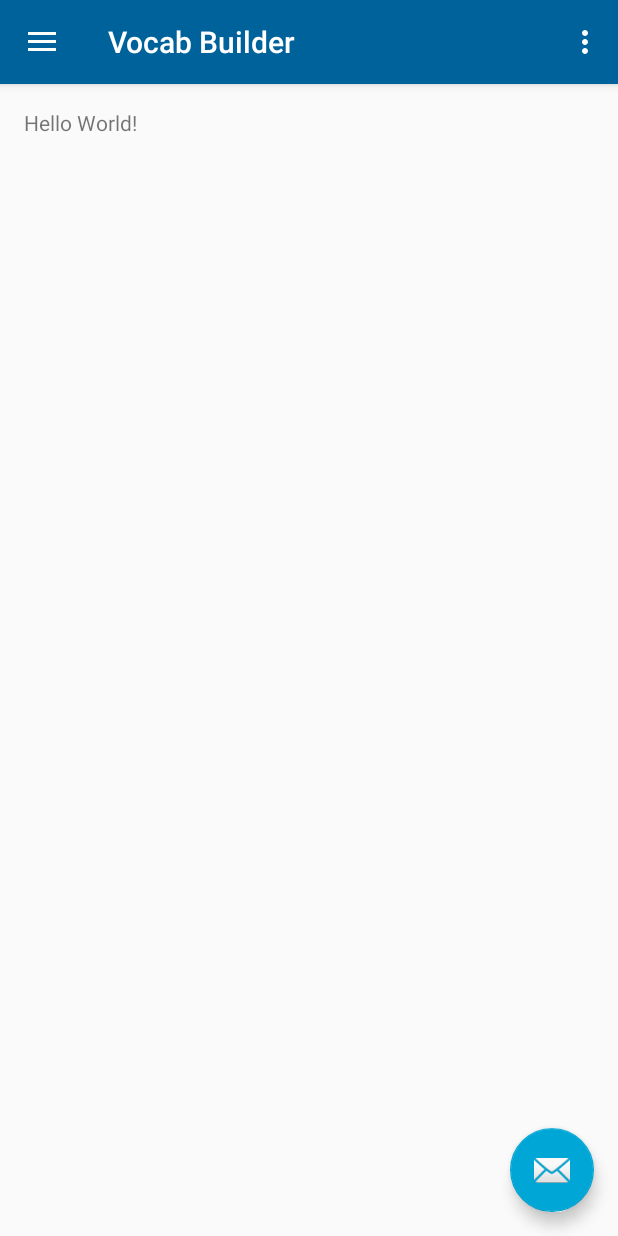
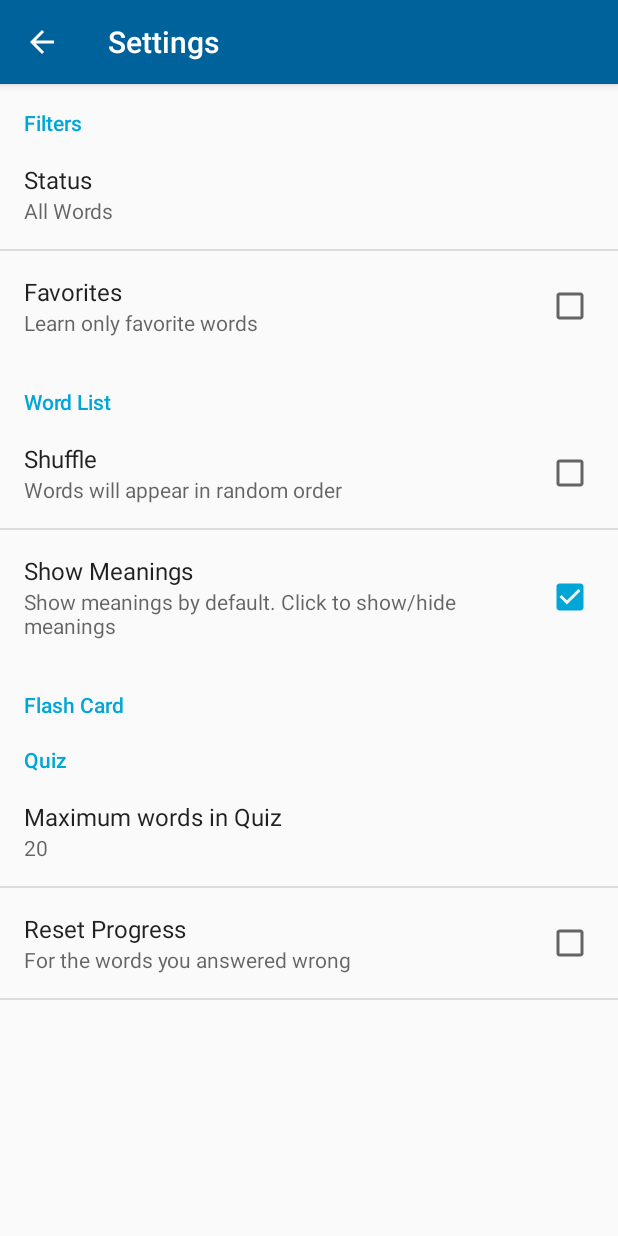
Before and after one commit to abhinav4192/VocabApp, an Android app: the screen it shows after launch (MainActivity before the commit, SettingsActivity after it), in the options menu, after a tap on "Settings", on a phone screen of 412 x 824 dp. Run offline under Robolectric (Android 15) with nearby library versions, the phone set to English and light mode, and no system bars.

Commit message:
Created Settings Activity

```diff
--- a/app/build.gradle
+++ b/app/build.gradle
@@ -24,4 +24,5 @@ dependencies {
     testCompile 'junit:junit:4.12'
     compile 'com.android.support:appcompat-v7:23.1.1'
     compile 'com.android.support:design:23.1.1'
+    compile 'com.android.support:support-v4:23.1.1'
 }
--- /dev/null
+++ b/app/src/main/java/fightingpit/vocabBuilder/AppCompatPreferenceActivity.java
@@ -0,0 +1,109 @@
+package fightingpit.vocabBuilder;
+
+import android.content.res.Configuration;
+import android.os.Bundle;
+import android.preference.PreferenceActivity;
+import android.support.annotation.LayoutRes;
+import android.support.annotation.Nullable;
+import android.support.v7.app.ActionBar;
+import android.support.v7.app.AppCompatDelegate;
+import android.support.v7.widget.Toolbar;
+import android.view.MenuInflater;
+import android.view.View;
+import android.view.ViewGroup;
+
+/**
+ * A {@link android.preference.PreferenceActivity} which implements and proxies the necessary calls
+ * to be used with AppCompat.
+ */
+public abstract class AppCompatPreferenceActivity extends PreferenceActivity {
+
+    private AppCompatDelegate mDelegate;
+
+    @Override
+    protected void onCreate(Bundle savedInstanceState) {
+        getDelegate().installViewFactory();
+        getDelegate().onCreate(savedInstanceState);
+        super.onCreate(savedInstanceState);
+    }
+
+    @Override
+    protected void onPostCreate(Bundle savedInstanceState) {
+        super.onPostCreate(savedInstanceState);
+        getDelegate().onPostCreate(savedInstanceState);
+    }
+
+    public ActionBar getSupportActionBar() {
+        return getDelegate().getSupportActionBar();
+    }
+
+    public void setSupportActionBar(@Nullable Toolbar toolbar) {
+        getDelegate().setSupportActionBar(toolbar);
+    }
+
+    @Override
+    public MenuInflater getMenuInflater() {
+        return getDelegate().getMenuInflater();
+    }
+
+    @Override
+    public void setContentView(@LayoutRes int layoutResID) {
+        getDelegate().setContentView(layoutResID);
+    }
+
+    @Override
+    public void setContentView(View view) {
+        getDelegate().setContentView(view);
+    }
+
+    @Override
+    public void setContentView(View view, ViewGroup.LayoutParams params) {
+        getDelegate().setContentView(view, params);
+    }
+
+    @Override
+    public void addContentView(View view, ViewGroup.LayoutParams params) {
+        getDelegate().addContentView(view, params);
+    }
+
+    @Override
+    protected void onPostResume() {
+        super.onPostResume();
+        getDelegate().onPostResume();
+    }
+
+    @Override
+    protected void onTitleChanged(CharSequence title, int color) {
+        super.onTitleChanged(title, color);
+        getDelegate().setTitle(title);
+    }
+
+    @Override
+    public void onConfigurationChanged(Configuration newConfig) {
+        super.onConfigurationChanged(newConfig);
+        getDelegate().onConfigurationChanged(newConfig);
+    }
+
+    @Override
+    protected void onStop() {
+        super.onStop();
+        getDelegate().onStop();
+    }
+
+    @Override
+    protected void onDestroy() {
+        super.onDestroy();
+        getDelegate().onDestroy();
+    }
+
+    public void invalidateOptionsMenu() {
+        getDelegate().invalidateOptionsMenu();
+    }
+
+    private AppCompatDelegate getDelegate() {
+        if (mDelegate == null) {
+            mDelegate = AppCompatDelegate.create(this, null);
+        }
+        return mDelegate;
+    }
+}
--- a/app/src/main/java/fightingpit/vocabBuilder/Engine/SettingManager.java
+++ b/app/src/main/java/fightingpit/vocabBuilder/Engine/SettingManager.java
@@ -46,14 +46,14 @@ public class SettingManager {
     // Sort Methods.
 
     /**
-     * @return true is sorting is alphabetical.
+     * @return true if sorting is alphabetical.
      */
     public boolean sortIsAlphabetical() {
         return mSharedPref.getBoolean(ALPHA_OR_SHUFFLE, true);
     }
 
     /**
-     * @return true is sorting is shuffled.
+     * @return true if sorting is shuffled.
      */
     public boolean sortIsShuffled() {
         return !sortIsAlphabetical();
@@ -64,6 +64,7 @@ public class SettingManager {
      */
     public void sortSetAlphabetical() {
         mEditor.putBoolean(ALPHA_OR_SHUFFLE, true);
+        mEditor.commit();
     }
 
     /**
@@ -71,6 +72,7 @@ public class SettingManager {
      */
     public void sortSetShuffled() {
         mEditor.putBoolean(ALPHA_OR_SHUFFLE, false);
+        mEditor.commit();
     }
 
 
--- /dev/null
+++ b/app/src/main/java/fightingpit/vocabBuilder/SettingsActivity.java
@@ -0,0 +1,136 @@
+package fightingpit.vocabBuilder;
+
+
+import android.annotation.TargetApi;
+import android.content.Context;
+import android.content.res.Configuration;
+import android.os.Build;
+import android.os.Bundle;
+import android.preference.ListPreference;
+import android.preference.Preference;
+import android.preference.PreferenceActivity;
+import android.support.v7.app.ActionBar;
+import android.preference.PreferenceFragment;
+import android.preference.PreferenceManager;
+
+/**
+ * A {@link PreferenceActivity} that presents a set of application settings. On
+ * handset devices, settings are presented as a single list. On tablets,
+ * settings are split by category, with category headers shown to the left of
+ * the list of settings.
+ * <p/>
+ * See <a href="http://developer.android.com/design/patterns/settings.html">
+ * Android Design: Settings</a> for design guidelines and the <a
+ * href="http://developer.android.com/guide/topics/ui/settings.html">Settings
+ * API Guide</a> for more information on developing a Settings UI.
+ */
+public class SettingsActivity extends AppCompatPreferenceActivity {
+    /**
+     * A preference value change listener that updates the preference's summary
+     * to reflect its new value.
+     */
+    private static Preference.OnPreferenceChangeListener sBindPreferenceSummaryToValueListener = new Preference.OnPreferenceChangeListener() {
+        @Override
+        public boolean onPreferenceChange(Preference preference, Object value) {
+            String stringValue = value.toString();
+
+            if (preference instanceof ListPreference) {
+                // For list preferences, look up the correct display value in
+                // the preference's 'entries' list.
+                ListPreference listPreference = (ListPreference) preference;
+                int index = listPreference.findIndexOfValue(stringValue);
+
+                // Set the summary to reflect the new value.
+                preference.setSummary(
+                        index >= 0
+                                ? listPreference.getEntries()[index]
+                                : null);
+
+            } else {
+                // For all other preferences, set the summary to the value's
+                // simple string representation.
+                preference.setSummary(stringValue);
+            }
+            return true;
+        }
+    };
+
+    /**
+     * Helper method to determine if the device has an extra-large screen. For
+     * example, 10" tablets are extra-large.
+     */
+    private static boolean isXLargeTablet(Context context) {
+        return (context.getResources().getConfiguration().screenLayout
+                & Configuration.SCREENLAYOUT_SIZE_MASK) >= Configuration.SCREENLAYOUT_SIZE_XLARGE;
+    }
+
+    /**
+     * Binds a preference's summary to its value. More specifically, when the
+     * preference's value is changed, its summary (line of text below the
+     * preference title) is updated to reflect the value. The summary is also
+     * immediately updated upon calling this method. The exact display format is
+     * dependent on the type of preference.
+     *
+     * @see #sBindPreferenceSummaryToValueListener
+     */
+    private static void bindPreferenceSummaryToValue(Preference preference) {
+        // Set the listener to watch for value changes.
+        preference.setOnPreferenceChangeListener(sBindPreferenceSummaryToValueListener);
+
+        // Trigger the listener immediately with the preference's
+        // current value.
+        sBindPreferenceSummaryToValueListener.onPreferenceChange(preference,
+                PreferenceManager
+                        .getDefaultSharedPreferences(preference.getContext())
+                        .getString(preference.getKey(), ""));
+    }
+
+    @Override
+    protected void onCreate(Bundle savedInstanceState) {
+        super.onCreate(savedInstanceState);
+        setupActionBar();
+        getFragmentManager().beginTransaction().replace(android.R.id.content, new GeneralPreferenceFragment()).commit();
+    }
+
+    /**
+     * Set up the {@link android.app.ActionBar}, if the API is available.
+     */
+    private void setupActionBar() {
+        ActionBar actionBar = getSupportActionBar();
+        if (actionBar != null) {
+            // Show the Up button in the action bar.
+            actionBar.setDisplayHomeAsUpEnabled(true);
+        }
+    }
+
+
+    /**
+     * This method stops fragment injection in malicious applications.
+     * Make sure to deny any unknown fragments here.
+     */
+    protected boolean isValidFragment(String fragmentName) {
+        return PreferenceFragment.class.getName().equals(fragmentName)
+                || GeneralPreferenceFragment.class.getName().equals(fragmentName);
+    }
+
+    /**
+     * This fragment shows general preferences only. It is used when the
+     * activity is showing a two-pane settings UI.
+     */
+    @TargetApi(Build.VERSION_CODES.HONEYCOMB)
+    public static class GeneralPreferenceFragment extends PreferenceFragment {
+        @Override
+        public void onCreate(Bundle savedInstanceState) {
+            super.onCreate(savedInstanceState);
+            addPreferencesFromResource(R.xml.pref_settings);
+            setHasOptionsMenu(true);
+
+            // Bind the summaries of EditText/List/Dialog/Ringtone preferences
+            // to their values. When their values change, their summaries are
+            // updated to reflect the new value, per the Android Design
+            // guidelines.
+            bindPreferenceSummaryToValue(findPreference("pref_max_words_in_quiz"));
+            bindPreferenceSummaryToValue(findPreference("pref_filter_status"));
+        }
+    }
+}
--- a/app/src/main/java/fightingpit/vocabbuilder/MainActivity.java
+++ b/app/src/main/java/fightingpit/vocabbuilder/MainActivity.java
@@ -1,6 +1,9 @@
 package fightingpit.vocabBuilder;
 
+import android.content.Intent;
+import android.content.SharedPreferences;
 import android.os.Bundle;
+import android.preference.PreferenceManager;
 import android.support.design.widget.FloatingActionButton;
 import android.support.design.widget.Snackbar;
 import android.view.View;
@@ -12,6 +15,7 @@ import android.support.v7.app.AppCompatActivity;
 import android.support.v7.widget.Toolbar;
 import android.view.Menu;
 import android.view.MenuItem;
+import android.widget.Toast;
 
 import fightingpit.vocabBuilder.Engine.ContextManager;
 import fightingpit.vocabBuilder.Engine.SettingManager;
@@ -32,14 +36,6 @@ public class MainActivity extends AppCompatActivity
         Toolbar toolbar = (Toolbar) findViewById(R.id.toolbar);
         setSupportActionBar(toolbar);
 
-        FloatingActionButton fab = (FloatingActionButton) findViewById(R.id.fab);
-        fab.setOnClickListener(new View.OnClickListener() {
-            @Override
-            public void onClick(View view) {
-                Snackbar.make(view, "Replace with your own action", Snackbar.LENGTH_LONG)
-                        .setAction("Action", null).show();
-            }
-        });
 
         DrawerLayout drawer = (DrawerLayout) findViewById(R.id.drawer_layout);
         ActionBarDrawerToggle toggle = new ActionBarDrawerToggle(
@@ -49,6 +45,13 @@ public class MainActivity extends AppCompatActivity
 
         NavigationView navigationView = (NavigationView) findViewById(R.id.nav_view);
         navigationView.setNavigationItemSelectedListener(this);
+
+//        SharedPreferences sharedPrefs = PreferenceManager
+//                .getDefaultSharedPreferences(this);
+//        Toast.makeText(this,sharedPrefs.getString("pref_max_words_in_quiz",""),Toast.LENGTH_LONG)
+//                .show();
+
+
 
     }
 
@@ -78,6 +81,9 @@ public class MainActivity extends AppCompatActivity
 
         //noinspection SimplifiableIfStatement
         if (id == R.id.action_settings) {
+
+            Intent i = new Intent(this, SettingsActivity.class);
+            startActivity(i);
             return true;
         }
 
--- a/app/src/main/res/drawable-v21/ic_menu_camera.xml
+++ /dev/null
@@ -1,12 +0,0 @@
-<vector xmlns:android="http://schemas.android.com/apk/res/android"
-    android:width="24dp"
-    android:height="24dp"
-    android:viewportHeight="24.0"
-    android:viewportWidth="24.0">
-    <path
-        android:fillColor="#FF000000"
-        android:pathData="M12,12m-3.2,0a3.2,3.2 0,1 1,6.4 0a3.2,3.2 0,1 1,-6.4 0" />
-    <path
-        android:fillColor="#FF000000"
-        android:pathData="M9,2L7.17,4H4c-1.1,0 -2,0.9 -2,2v12c0,1.1 0.9,2 2,2h16c1.1,0 2,-0.9 2,-2V6c0,-1.1 -0.9,-2 -2,-2h-3.17L15,2H9zm3,15c-2.76,0 -5,-2.24 -5,-5s2.24,-5 5,-5 5,2.24 5,5 -2.24,5 -5,5z" />
-</vector>
--- a/app/src/main/res/drawable-v21/ic_menu_gallery.xml
+++ /dev/null
@@ -1,9 +0,0 @@
-<vector xmlns:android="http://schemas.android.com/apk/res/android"
-    android:width="24dp"
-    android:height="24dp"
-    android:viewportHeight="24.0"
-    android:viewportWidth="24.0">
-    <path
-        android:fillColor="#FF000000"
-        android:pathData="M22,16V4c0,-1.1 -0.9,-2 -2,-2H8c-1.1,0 -2,0.9 -2,2v12c0,1.1 0.9,2 2,2h12c1.1,0 2,-0.9 2,-2zm-11,-4l2.03,2.71L16,11l4,5H8l3,-4zM2,6v14c0,1.1 0.9,2 2,2h14v-2H4V6H2z" />
-</vector>
--- a/app/src/main/res/drawable-v21/ic_menu_manage.xml
+++ /dev/null
@@ -1,9 +0,0 @@
-<vector xmlns:android="http://schemas.android.com/apk/res/android"
-    android:width="24dp"
-    android:height="24dp"
-    android:viewportHeight="24.0"
-    android:viewportWidth="24.0">
-    <path
-        android:fillColor="#FF000000"
-        android:pathData="M22.7,19l-9.1,-9.1c0.9,-2.3 0.4,-5 -1.5,-6.9 -2,-2 -5,-2.4 -7.4,-1.3L9,6 6,9 1.6,4.7C0.4,7.1 0.9,10.1 2.9,12.1c1.9,1.9 4.6,2.4 6.9,1.5l9.1,9.1c0.4,0.4 1,0.4 1.4,0l2.3,-2.3c0.5,-0.4 0.5,-1.1 0.1,-1.4z" />
-</vector>
--- a/app/src/main/res/drawable-v21/ic_menu_send.xml
+++ /dev/null
@@ -1,9 +0,0 @@
-<vector xmlns:android="http://schemas.android.com/apk/res/android"
-    android:width="24dp"
-    android:height="24dp"
-    android:viewportHeight="24.0"
-    android:viewportWidth="24.0">
-    <path
-        android:fillColor="#FF000000"
-        android:pathData="M2.01,21L23,12 2.01,3 2,10l15,2 -15,2z" />
-</vector>
--- a/app/src/main/res/drawable-v21/ic_menu_share.xml
+++ /dev/null
@@ -1,9 +0,0 @@
-<vector xmlns:android="http://schemas.android.com/apk/res/android"
-    android:width="24dp"
-    android:height="24dp"
-    android:viewportHeight="24.0"
-    android:viewportWidth="24.0">
-    <path
-        android:fillColor="#FF000000"
-        android:pathData="M18,16.08c-0.76,0 -1.44,0.3 -1.96,0.77L8.91,12.7c0.05,-0.23 0.09,-0.46 0.09,-0.7s-0.04,-0.47 -0.09,-0.7l7.05,-4.11c0.54,0.5 1.25,0.81 2.04,0.81 1.66,0 3,-1.34 3,-3s-1.34,-3 -3,-3 -3,1.34 -3,3c0,0.24 0.04,0.47 0.09,0.7L8.04,9.81C7.5,9.31 6.79,9 6,9c-1.66,0 -3,1.34 -3,3s1.34,3 3,3c0.79,0 1.5,-0.31 2.04,-0.81l7.12,4.16c-0.05,0.21 -0.08,0.43 -0.08,0.65 0,1.61 1.31,2.92 2.92,2.92 1.61,0 2.92,-1.31 2.92,-2.92s-1.31,-2.92 -2.92,-2.92z" />
-</vector>
--- a/app/src/main/res/drawable-v21/ic_menu_slideshow.xml
+++ /dev/null
@@ -1,9 +0,0 @@
-<vector xmlns:android="http://schemas.android.com/apk/res/android"
-    android:width="24dp"
-    android:height="24dp"
-    android:viewportHeight="24.0"
-    android:viewportWidth="24.0">
-    <path
-        android:fillColor="#FF000000"
-        android:pathData="M4,6H2v14c0,1.1 0.9,2 2,2h14v-2H4V6zm16,-4H8c-1.1,0 -2,0.9 -2,2v12c0,1.1 0.9,2 2,2h12c1.1,0 2,-0.9 2,-2V4c0,-1.1 -0.9,-2 -2,-2zm-8,12.5v-9l6,4.5 -6,4.5z" />
-</vector>
--- a/app/src/main/res/values/strings.xml
+++ b/app/src/main/res/values/strings.xml
@@ -6,4 +6,55 @@
 
     <string name="action_settings">Settings</string>
     <string name="shared_preferences_file">SharedPreferences</string>
+    <string name="title_activity_settings">Settings</string>
+
+
+    <!-- Default Preferences Keys and Strings related to Settings-->
+    <string name="pref_key_filter_status">pref_filter_status</string>
+    <string name="pref_key_filter_favorite">pref_filter_favorite</string>
+    <string name="pref_key_shuffle">pref_shuffle</string>
+    <string name="pref_key_show_meaning_word_list">pref_show_meaning_word_list</string>
+    <string name="pref_key_max_words_in_quiz">pref_max_words_in_quiz</string>
+    <string name="pref_key_reset_words_on_wrong_quiz">pref_reset_words_on_wrong_quiz</string>
+    <string name="pref_cat_filter_title">Filters</string>
+    <string name="pref_cat_wordList_title">Word List</string>
+    <string name="pref_cat_flashCard_title">Flash Card</string>
+    <string name="pref_cat_quiz_title">Quiz</string>
+    <string name="pref_filter_title_status">Status</string>
+    <string name="pref_filter_title_favorites">Favorites</string>
+    <string name="pref_filter_summary_favorites">Learn only favorite words</string>
+    <string name="pref_wordList_title_shuffle">Shuffle</string>
+    <string name="pref_wordList_summary_shuffle">Words will appear in random order</string>
+    <string name="pref_wordList_title_showMeanings">Show Meanings</string>
+    <string name="pref_wordList_summary_showMeanings">Show meanings by default. Click to show/hide meanings</string>
+    <string name="pref_quiz_title_maxWords">Maximum words in Quiz</string>
+    <string name="pref_quiz_title_resetProgress">Reset Progress</string>
+    <string name="pref_quiz_summary_resetProgress">For the words you answered wrong</string>
+
+    <string-array name="pref_max_words_list_titles">
+        <item>10</item>
+        <item>20</item>
+        <item>30</item>
+        <item>40</item>
+        <item>50</item>
+    </string-array>
+    <string-array name="pref_max_words_list_values">
+        <item>10</item>
+        <item>20</item>
+        <item>30</item>
+        <item>40</item>
+        <item>50</item>
+    </string-array>
+
+    <string-array name="pref_master_learn_all_titles">
+        <item>All Words</item>
+        <item>Learning</item>
+        <item>Mastered</item>
+    </string-array>
+    <string-array name="pref_master_learn_all_values">
+        <item>1</item>
+        <item>2</item>
+        <item>3</item>
+    </string-array>
+
 </resources>
--- /dev/null
+++ b/app/src/main/res/xml/pref_settings.xml
@@ -0,0 +1,88 @@
+<PreferenceScreen xmlns:android="http://schemas.android.com/apk/res/android">
+
+    <PreferenceCategory
+        android:title="@string/pref_cat_filter_title">
+
+        <ListPreference
+            android:defaultValue="1"
+            android:entries="@array/pref_master_learn_all_titles"
+            android:entryValues="@array/pref_master_learn_all_values"
+            android:key="@string/pref_key_filter_status"
+            android:negativeButtonText="@null"
+            android:positiveButtonText="@null"
+            android:title="@string/pref_filter_title_status"/>
+    </PreferenceCategory>
+
+    <CheckBoxPreference
+        android:defaultValue="false"
+        android:key="pref_filter_favorite"
+        android:summary="@string/pref_filter_summary_favorites"
+        android:title="@string/pref_filter_title_favorites"/>
+
+
+    <PreferenceCategory
+        android:title="@string/pref_cat_wordList_title">
+
+        <CheckBoxPreference
+            android:defaultValue="false"
+            android:key="@string/pref_key_shuffle"
+            android:summary="@string/pref_wordList_summary_shuffle"
+            android:title="@string/pref_wordList_title_shuffle"/>
+
+        <CheckBoxPreference
+            android:defaultValue="true"
+            android:key="@string/pref_key_show_meaning_word_list"
+            android:summary="@string/pref_wordList_summary_showMeanings"
+            android:title="@string/pref_wordList_title_showMeanings"/>
+
+        <!--<SwitchPreference-->
+        <!--android:defaultValue="true"-->
+        <!--android:key="example_switch"-->
+        <!--android:summary="@string/pref_description_social_recommendations"-->
+        <!--android:title="@string/pref_title_social_recommendations"/>-->
+
+        <!--&lt;!&ndash; NOTE: EditTextPreference accepts EditText attributes. &ndash;&gt;-->
+        <!--&lt;!&ndash; NOTE: EditTextPreference's summary should be set to its value by the activity code. &ndash;&gt;-->
+        <!--<EditTextPreference-->
+        <!--android:capitalize="words"-->
+        <!--android:defaultValue="@string/pref_default_display_name"-->
+        <!--android:inputType="textCapWords"-->
+        <!--android:key="example_text"-->
+        <!--android:maxLines="1"-->
+        <!--android:selectAllOnFocus="true"-->
+        <!--android:singleLine="true"-->
+        <!--android:title="@string/pref_title_display_name"/>-->
+
+        <!--&lt;!&ndash; NOTE: Hide buttons to simplify the UI. Users can touch outside the dialog to-->
+        <!--dismiss it. &ndash;&gt;-->
+        <!--&lt;!&ndash; NOTE: ListPreference's summary should be set to its value by the activity code. &ndash;&gt;-->
+
+    </PreferenceCategory>
+
+    <PreferenceCategory
+        android:title="@string/pref_cat_flashCard_title">
+
+    </PreferenceCategory>
+
+
+    <PreferenceCategory
+        android:title="@string/pref_cat_quiz_title">
+
+        <ListPreference
+            android:defaultValue="20"
+            android:entries="@array/pref_max_words_list_titles"
+            android:entryValues="@array/pref_max_words_list_values"
+            android:key="@string/pref_key_max_words_in_quiz"
+            android:negativeButtonText="@null"
+            android:positiveButtonText="@null"
+            android:title="@string/pref_quiz_title_maxWords"/>
+
+        <CheckBoxPreference
+            android:defaultValue="false"
+            android:key="@string/pref_key_reset_words_on_wrong_quiz"
+            android:summary="@string/pref_quiz_summary_resetProgress"
+            android:title="@string/pref_quiz_title_resetProgress"/>
+    </PreferenceCategory>
+
+
+</PreferenceScreen>
```
Also changed, not shown: app/src/main/AndroidManifest.xml (+8 -4 lines).
